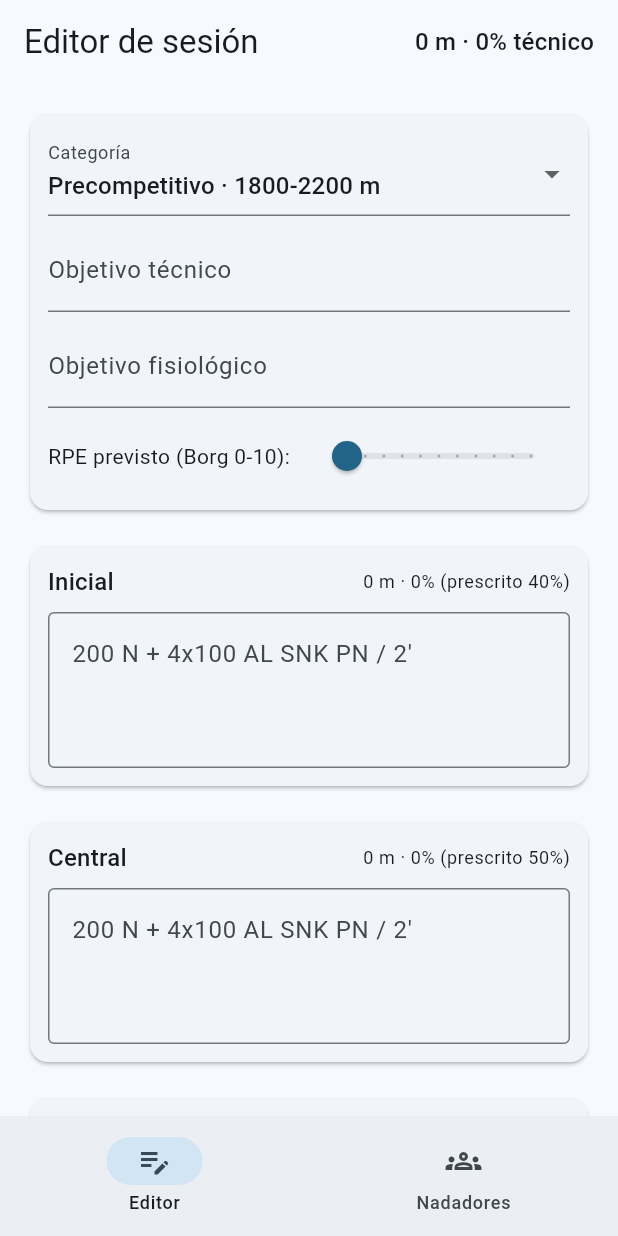
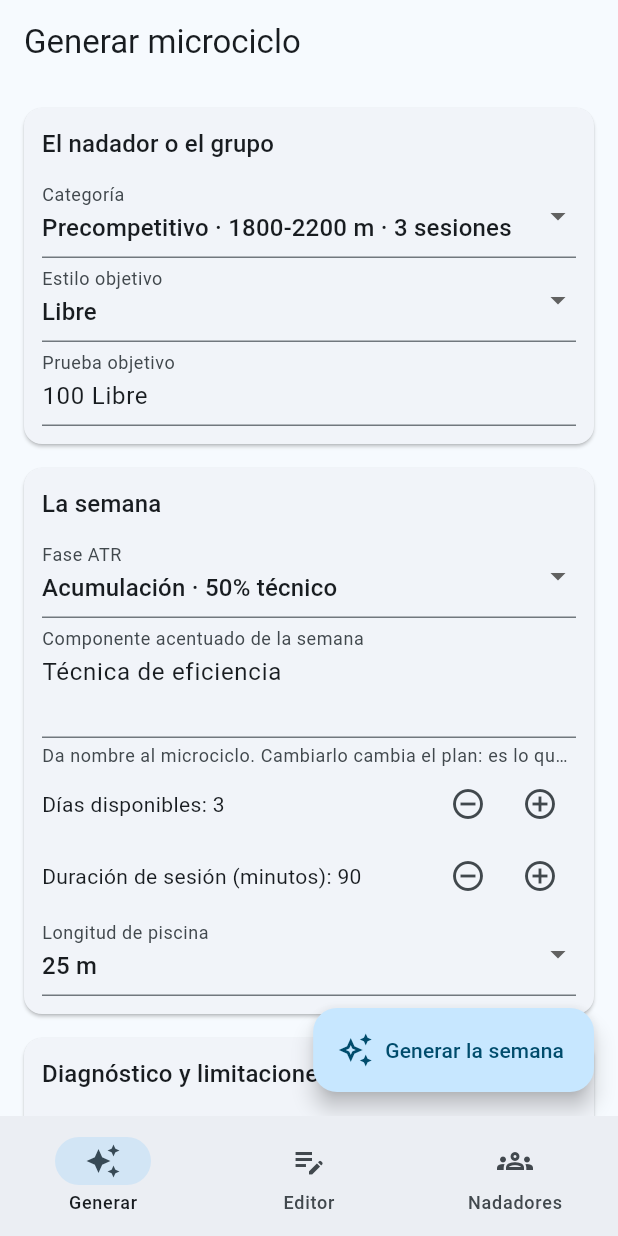
Before and after one commit to buildlark-dev/natacion, a Flutter app: the screen it shows after launch, on a phone screen of 412 x 824 dp. Run offline on Flutter 3.47's test engine with Material 3 defaults, Android fonts, the phone set to English and light mode, and no system bars; our stand-ins replace cloud_firestore, firebase_core; accounts and stored records are empty.

Commit message:
feat: interfaz del generador y validacion de la peticion (US1, US3)
Formulario del protocolo de inicio de la seccion 5, panel de impedimentos y
navegacion: Generar, Editor, Nadadores. Lo generado se abre en el editor que
ya existia, que pasa de ser la forma de crear a ser la forma de revisar.

La validacion ocurre ANTES de repartir y acumula todos los impedimentos, para
que el entrenador los vea de una vez y no de uno en uno. Cada explicacion trae
los numeros concretos de la contradiccion: no basta decir que falla, hay que
decir cuanto falta.

El formulario declara en pantalla lo que el generador NO hace: las lesiones se
registran y se avisan pero no modifican el plan, porque la Biblioteca dice que
corrige cada ejercicio y no que esta contraindicado. Y el campo del componente
acentuado explica que cambiarlo cambia el plan, que es lo que hace que dos
semanas no salgan iguales.

580 pruebas en verde, analyze limpio y build web correcto. 55 de 74 tareas.

Co-Authored-By: Claude Opus 5 <noreply@anthropic.com>

```diff
--- a/lib/main.dart
+++ b/lib/main.dart
@@ -5,7 +5,9 @@ import 'package:natacion_app/datos/recursos/version_metodologia.dart';
 import 'package:natacion_app/dominio/biblioteca/biblioteca.dart';
 import 'package:natacion_app/dominio/repositorios/repositorios.dart';
 import 'package:natacion_app/ui/editor/estado_editor.dart';
+import 'package:natacion_app/dominio/generacion/resultado.dart';
 import 'package:natacion_app/ui/editor/pantalla_editor.dart';
+import 'package:natacion_app/ui/generacion/pantalla_peticion.dart';
 import 'package:natacion_app/ui/nadadores/pantalla_perfiles.dart';
 import 'package:provider/provider.dart';
 
@@ -119,11 +121,31 @@ class _PantallaPrincipalState extends State<PantallaPrincipal> {
 
   final RepositorioNadadores _nadadores = RepositorioNadadoresMemoria();
 
+  /// Un solo estado de editor para toda la app, para que lo generado en la
+  /// primera pestaña aparezca en la segunda.
+  late final EstadoEditor _editor =
+      EstadoEditor(biblioteca: widget.recursos.biblioteca);
+
+  @override
+  void dispose() {
+    _editor.dispose();
+    super.dispose();
+  }
+
+  void _abrirGenerado(MicrocicloGenerado generado) {
+    _editor.abrirGenerado(generado.plan);
+    setState(() => _indice = 1);
+  }
+
   @override
   Widget build(BuildContext context) {
     final pantallas = <Widget>[
-      ChangeNotifierProvider(
-        create: (_) => EstadoEditor(biblioteca: widget.recursos.biblioteca),
+      PantallaPeticion(
+        biblioteca: widget.recursos.biblioteca,
+        alGenerar: _abrirGenerado,
+      ),
+      ChangeNotifierProvider<EstadoEditor>.value(
+        value: _editor,
         child: const PantallaEditor(),
       ),
       PantallaPerfiles(repositorio: _nadadores),
@@ -135,6 +157,11 @@ class _PantallaPrincipalState extends State<PantallaPrincipal> {
         selectedIndex: _indice,
         onDestinationSelected: (indice) => setState(() => _indice = indice),
         destinations: const [
+          NavigationDestination(
+            icon: Icon(Icons.auto_awesome_outlined),
+            selectedIcon: Icon(Icons.auto_awesome),
+            label: 'Generar',
+          ),
           NavigationDestination(
             icon: Icon(Icons.edit_note_outlined),
             selectedIcon: Icon(Icons.edit_note),
--- a/lib/ui/editor/estado_editor.dart
+++ b/lib/ui/editor/estado_editor.dart
@@ -9,6 +9,7 @@ import 'package:flutter/foundation.dart';
 import 'package:natacion_app/dominio/biblioteca/biblioteca.dart';
 import 'package:natacion_app/dominio/calculo/calculo_sesion.dart';
 import 'package:natacion_app/dominio/entidades/parte.dart';
+import 'package:natacion_app/dominio/entidades/plan.dart';
 import 'package:natacion_app/dominio/entidades/serie.dart';
 import 'package:natacion_app/dominio/entidades/sesion.dart';
 import 'package:natacion_app/dominio/metodologia/categorias.dart';
@@ -183,4 +184,38 @@ class EstadoEditor extends ChangeNotifier {
     _sesion = sesion;
     notifyListeners();
   }
+
+  /// Sesiones de un microciclo generado que se están revisando, y cuál está
+  /// abierta. Vacío cuando el entrenador escribe a mano.
+  List<Sesion> _sesionesDelPlan = const [];
+  int _indiceAbierta = 0;
+
+  List<Sesion> get sesionesDelPlan => _sesionesDelPlan;
+  int get indiceAbierta => _indiceAbierta;
+
+  /// Verdadero cuando lo que se está editando vino de una generación.
+  bool get revisandoGenerado => _sesionesDelPlan.isNotEmpty;
+
+  /// Abre un microciclo generado para revisarlo.
+  ///
+  /// El editor pasa de ser la forma de crear a ser la forma de revisar, que es
+  /// lo que la feature 002 persigue.
+  void abrirGenerado(Plan plan) {
+    _sesionesDelPlan = List<Sesion>.from(plan.sesiones);
+    _indiceAbierta = 0;
+    _categoria = plan.categoria;
+    _sesion = _sesionesDelPlan.isEmpty ? Sesion() : _sesionesDelPlan.first;
+    notifyListeners();
+  }
+
+  /// Cambia de sesión dentro del microciclo, conservando lo editado en la que
+  /// se abandona.
+  void abrirSesion(int indice) {
+    if (indice < 0 || indice >= _sesionesDelPlan.length) return;
+
+    _sesionesDelPlan[_indiceAbierta] = _sesion;
+    _indiceAbierta = indice;
+    _sesion = _sesionesDelPlan[indice];
+    notifyListeners();
+  }
 }
--- /dev/null
+++ b/lib/ui/generacion/pantalla_peticion.dart
@@ -0,0 +1,330 @@
+/// Formulario de generación: el protocolo de inicio de la sección 5.
+///
+/// El entrenador declara sus datos y obtiene el microciclo. Si algo falta o se
+/// contradice, ve el panel de impedimentos en lugar de un plan a medias.
+library;
+
+import 'package:flutter/material.dart';
+import 'package:natacion_app/dominio/biblioteca/biblioteca.dart';
+import 'package:natacion_app/dominio/generacion/generador.dart';
+import 'package:natacion_app/dominio/generacion/peticion.dart';
+import 'package:natacion_app/dominio/generacion/resultado.dart';
+import 'package:natacion_app/dominio/metodologia/categorias.dart';
+import 'package:natacion_app/dominio/metodologia/estilos.dart';
+import 'package:natacion_app/dominio/metodologia/fases_atr.dart';
+import 'package:natacion_app/ui/generacion/panel_impedimentos.dart';
+
+class PantallaPeticion extends StatefulWidget {
+  const PantallaPeticion({
+    super.key,
+    required this.biblioteca,
+    required this.alGenerar,
+  });
+
+  final Biblioteca biblioteca;
+
+  /// Qué hacer con el microciclo generado: normalmente, abrirlo en el editor.
+  final void Function(MicrocicloGenerado) alGenerar;
+
+  @override
+  State<PantallaPeticion> createState() => _PantallaPeticionState();
+}
+
+class _PantallaPeticionState extends State<PantallaPeticion> {
+  late final Generador _generador = Generador(biblioteca: widget.biblioteca);
+
+  Categoria _categoria = Categoria.precompetitivo;
+  Estilo _estilo = Estilo.libre;
+  FaseAtr? _fase = FaseAtr.acumulacion;
+  int _piscina = 25;
+  int _duracion = 90;
+  int _dias = 3;
+
+  final TextEditingController _prueba =
+      TextEditingController(text: '100 Libre');
+  final TextEditingController _componente =
+      TextEditingController(text: 'Técnica de eficiencia');
+  final TextEditingController _diagnostico = TextEditingController();
+  final TextEditingController _lesiones = TextEditingController();
+
+  List<Impedimento> _impedimentos = const [];
+  MicrocicloGenerado? _ultimoGenerado;
+
+  @override
+  void dispose() {
+    _prueba.dispose();
+    _componente.dispose();
+    _diagnostico.dispose();
+    _lesiones.dispose();
+    super.dispose();
+  }
+
+  List<String> _lineas(TextEditingController controlador) => controlador.text
+      .split('\n')
+      .map((linea) => linea.trim())
+      .where((linea) => linea.isNotEmpty)
+      .toList();
+
+  PeticionGeneracion get _peticion => PeticionGeneracion(
+        categoria: _categoria,
+        estiloObjetivo: _estilo,
+        pruebaObjetivo: _prueba.text,
+        faseAtr: _categoria.usaAtr ? _fase : null,
+        componenteAcentuado: _componente.text,
+        diasDisponibles: List.generate(
+          _dias,
+          (i) => DateTime.now().add(Duration(days: i)),
+        ),
+        longitudPiscina: _piscina,
+        duracionSesionMinutos: _duracion,
+        diagnosticoTecnico: _lineas(_diagnostico),
+        lesiones: _lineas(_lesiones),
+      );
+
+  void _generar() {
+    final resultado = _generador.generar(_peticion);
+
+    setState(() {
+      switch (resultado) {
+        case GeneracionImposible(:final impedimentos):
+          _impedimentos = impedimentos;
+          _ultimoGenerado = null;
+        case MicrocicloGenerado():
+          _impedimentos = const [];
+          _ultimoGenerado = resultado;
+      }
+    });
+
+    if (resultado is MicrocicloGenerado) widget.alGenerar(resultado);
+  }
+
+  @override
+  Widget build(BuildContext context) {
+    return Scaffold(
+      appBar: AppBar(title: const Text('Generar microciclo')),
+      floatingActionButton: FloatingActionButton.extended(
+        onPressed: _generar,
+        icon: const Icon(Icons.auto_awesome_outlined),
+        label: const Text('Generar la semana'),
+      ),
+      body: ListView(
+        padding: const EdgeInsets.all(16),
+        children: [
+          PanelImpedimentos(impedimentos: _impedimentos),
+          if (_impedimentos.isNotEmpty) const SizedBox(height: 16),
+
+          if (_ultimoGenerado != null) ...[
+            PanelAvisosGeneracion(resultado: _ultimoGenerado!),
+            const SizedBox(height: 16),
+          ],
+
+          _Bloque(
+            titulo: 'El nadador o el grupo',
+            children: [
+              DropdownButtonFormField<Categoria>(
+                initialValue: _categoria,
+                decoration: const InputDecoration(labelText: 'Categoría'),
+                items: [
+                  for (final categoria in Categoria.values)
+                    DropdownMenuItem(
+                      value: categoria,
+                      child: Text(
+                        '${categoria.nombre} · ${categoria.volumenPorSesion} · '
+                        '${categoria.sesionesPorSemana} sesiones',
+                      ),
+                    ),
+                ],
+                onChanged: (valor) => setState(() {
+                  if (valor == null) return;
+                  _categoria = valor;
+                  _fase = valor.usaAtr ? (_fase ?? FaseAtr.acumulacion) : null;
+                  _dias = valor.sesionesPorSemana > 7
+                      ? (valor.sesionesPorSemana / 2).ceil()
+                      : valor.sesionesPorSemana;
+                }),
+              ),
+              DropdownButtonFormField<Estilo>(
+                initialValue: _estilo,
+                decoration:
+                    const InputDecoration(labelText: 'Estilo objetivo'),
+                items: [
+                  for (final estilo in [
+                    Estilo.libre,
+                    Estilo.espalda,
+                    Estilo.pecho,
+                    Estilo.mariposa,
+                  ])
+                    DropdownMenuItem(
+                        value: estilo, child: Text(estilo.nombre)),
+                ],
+                onChanged: (valor) =>
+                    setState(() => _estilo = valor ?? _estilo),
+              ),
+              TextField(
+                controller: _prueba,
+                decoration: const InputDecoration(
+                  labelText: 'Prueba objetivo',
+                  hintText: '100 Libre',
+                ),
+              ),
+            ],
+          ),
+
+          _Bloque(
+            titulo: 'La semana',
+            children: [
+              if (_categoria.usaAtr)
+                DropdownButtonFormField<FaseAtr>(
+                  initialValue: _fase,
+                  decoration: const InputDecoration(labelText: 'Fase ATR'),
+                  items: [
+                    for (final fase in FaseAtr.values)
+                      DropdownMenuItem(
+                        value: fase,
+                        child: Text(
+                          '${fase.nombre} · ${fase.porcentajeTecnico}% técnico',
+                        ),
+                      ),
+                  ],
+                  onChanged: (valor) => setState(() => _fase = valor),
+                )
+              else
+                const ListTile(
+                  dense: true,
+                  contentPadding: EdgeInsets.zero,
+                  leading: Icon(Icons.info_outline),
+                  title: Text('Esta categoría no usa el modelo ATR'),
+                ),
+              TextField(
+                controller: _componente,
+                decoration: const InputDecoration(
+                  labelText: 'Componente acentuado de la semana',
+                  hintText: 'Técnica de eficiencia, ritmo competitivo…',
+                  helperText: 'Da nombre al microciclo. Cambiarlo cambia el '
+                      'plan: es lo que hace que dos semanas no salgan iguales.',
+                ),
+                maxLines: 2,
+              ),
+              _Numero(
+                etiqueta: 'Días disponibles',
+                valor: _dias,
+                minimo: 1,
+                maximo: 7,
+                alCambiar: (v) => setState(() => _dias = v),
+              ),
+              _Numero(
+                etiqueta: 'Duración de sesión (minutos)',
+                valor: _duracion,
+                minimo: 15,
+                maximo: 240,
+                paso: 15,
+                alCambiar: (v) => setState(() => _duracion = v),
+              ),
+              DropdownButtonFormField<int>(
+                initialValue: _piscina,
+                decoration:
+                    const InputDecoration(labelText: 'Longitud de piscina'),
+                items: const [
+                  DropdownMenuItem(value: 25, child: Text('25 m')),
+                  DropdownMenuItem(value: 50, child: Text('50 m')),
+                ],
+                onChanged: (valor) =>
+                    setState(() => _piscina = valor ?? _piscina),
+              ),
+            ],
+          ),
+
+          _Bloque(
+            titulo: 'Diagnóstico y limitaciones',
+            children: [
+              TextField(
+                controller: _diagnostico,
+                decoration: const InputDecoration(
+                  labelText: 'Errores técnicos observados, uno por línea',
+                  helperText: 'Sin diagnóstico se sigue la progresión técnica '
+                      'estándar. No se inventan errores.',
+                ),
+                maxLines: 3,
+              ),
+              const SizedBox(height: 8),
+              TextField(
+                controller: _lesiones,
+                decoration: const InputDecoration(
+                  labelText: 'Lesiones o limitaciones, una por línea',
+                  helperText: 'Se registran y se avisan, pero NO modifican el '
+                      'plan: la Biblioteca declara qué corrige cada ejercicio, '
+                      'no qué está contraindicado. Adaptarlo es tu criterio.',
+                ),
+                maxLines: 3,
+              ),
+            ],
+          ),
+
+          const SizedBox(height: 80),
+        ],
+      ),
+    );
+  }
+}
+
+class _Bloque extends StatelessWidget {
+  const _Bloque({required this.titulo, required this.children});
+
+  final String titulo;
+  final List<Widget> children;
+
+  @override
+  Widget build(BuildContext context) {
+    return Card(
+      margin: const EdgeInsets.only(bottom: 16),
+      child: Padding(
+        padding: const EdgeInsets.all(12),
+        child: Column(
+          crossAxisAlignment: CrossAxisAlignment.stretch,
+          children: [
+            Text(titulo, style: Theme.of(context).textTheme.titleMedium),
+            const SizedBox(height: 8),
+            ...children,
+          ],
+        ),
+      ),
+    );
+  }
+}
+
+class _Numero extends StatelessWidget {
+  const _Numero({
+    required this.etiqueta,
+    required this.valor,
+    required this.minimo,
+    required this.maximo,
+    required this.alCambiar,
+    this.paso = 1,
+  });
+
+  final String etiqueta;
+  final int valor;
+  final int minimo;
+  final int maximo;
+  final int paso;
+  final void Function(int) alCambiar;
+
+  @override
+  Widget build(BuildContext context) {
+    return Row(
+      children: [
+        Expanded(child: Text('$etiqueta: $valor')),
+        IconButton(
+          onPressed:
+              valor - paso >= minimo ? () => alCambiar(valor - paso) : null,
+          icon: const Icon(Icons.remove_circle_outline),
+        ),
+        IconButton(
+          onPressed:
+              valor + paso <= maximo ? () => alCambiar(valor + paso) : null,
+          icon: const Icon(Icons.add_circle_outline),
+        ),
+      ],
+    );
+  }
+}
```
Also changed, not shown: lib/ui/generacion/panel_impedimentos.dart (added, +150 -0 lines), 4 other files.
